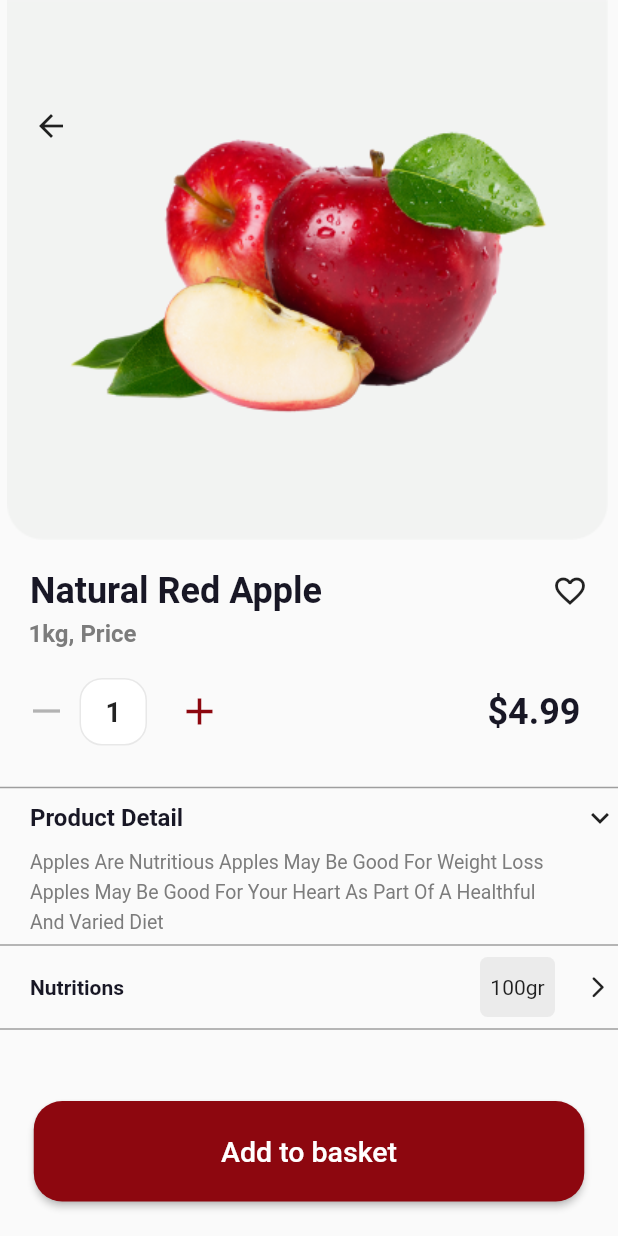
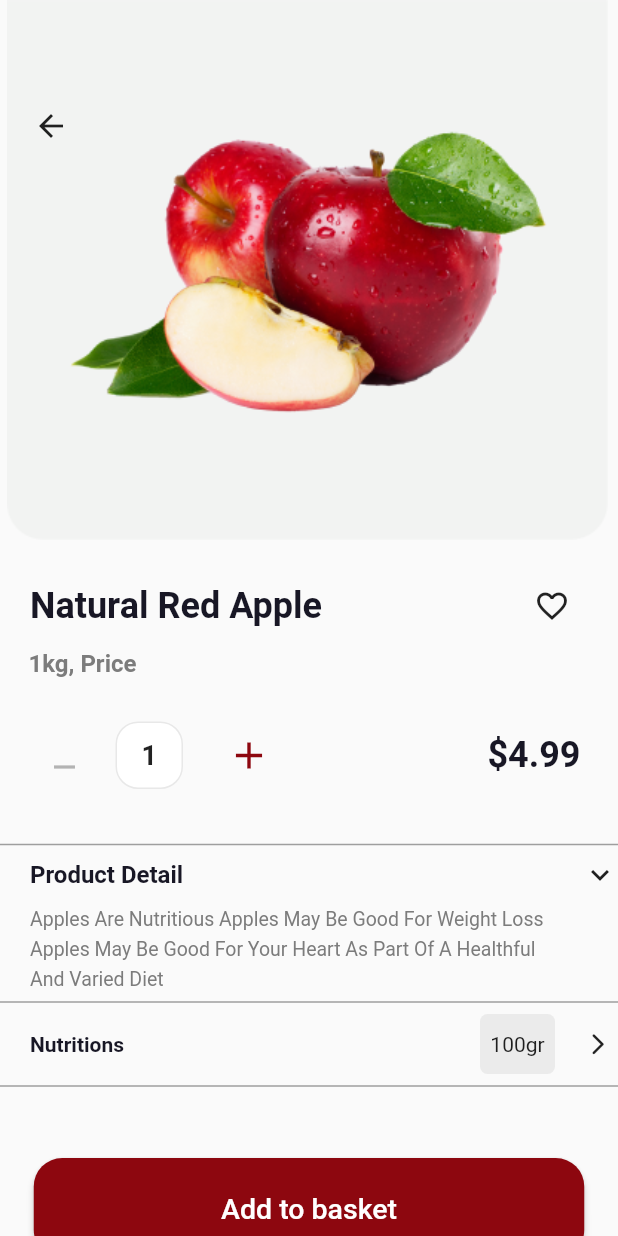
Before and after one commit to OmarAmeer96/Groceries-App, a Flutter app: the CustomProductDetail screen opened directly, on a phone screen of 412 x 824 dp. Run offline on Flutter 3.47's test engine with Material 2 defaults, Android fonts, the phone set to English and light mode, and no system bars; our stand-ins replace bloc, firebase_auth, firebase_core, google_nav_bar; missing offline and left inert: intro_screen_onboarding_flutter; accounts and stored records are empty; Roboto replaces fonts that are missing (Gilroy-Reular).

Commit message:
Commit 17 - mohamed (added favourite red and plus and minus container remove cubit files)

```diff
--- a/lib/widgets/customproductdetailscreen.dart
+++ b/lib/widgets/customproductdetailscreen.dart
@@ -32,6 +32,23 @@ class CustomProductDetail extends StatefulWidget {
 }
 
 class _CustomProductDetailState extends State<CustomProductDetail> {
+  bool isFavorite = false;
+  int quantity = 1;
+  void increaseQuantity() {
+    setState(() {
+      quantity++;
+    });
+  }
+
+  // Function to handle decreasing quantity
+  void decreaseQuantity() {
+    if (quantity > 1) {
+      setState(() {
+        quantity--;
+      });
+    }
+  }
+
   @override
   Widget build(BuildContext context) {
     return Scaffold(
@@ -71,19 +88,29 @@ class _CustomProductDetailState extends State<CustomProductDetail> {
                   )
                 ],
               ),
-              const Padding(
-                padding: EdgeInsets.only(left: 20, top: 20, right: 20),
+              Padding(
+                padding: const EdgeInsets.only(left: 20, top: 20, right: 20),
                 child: Row(
                   children: [
-                    Text(
+                    const Text(
                       "Natural Red Apple",
                       style: TextStyle(
                           fontSize: 24,
                           color: Color(0xff181725),
                           fontWeight: FontWeight.bold),
                     ),
-                    Spacer(),
-                    Icon(Icons.favorite_border),
+                    const Spacer(),
+                    IconButton(
+                      icon: Icon(
+                        isFavorite ? Icons.favorite : Icons.favorite_border,
+                        color: isFavorite ? Colors.red : null,
+                      ),
+                      onPressed: () {
+                        setState(() {
+                          isFavorite = !isFavorite;
+                        });
+                      },
+                    ),
                   ],
                 ),
               ),
@@ -104,11 +131,15 @@ class _CustomProductDetailState extends State<CustomProductDetail> {
               Padding(
                 padding: const EdgeInsets.only(left: 19),
                 child: Row(children: [
-                  const Padding(
-                    padding: EdgeInsets.only(top: 15),
-                    child: Icon(
-                      Icons.maximize,
+                  Padding(
+                    padding: const EdgeInsets.only(top: 15),
+                    child: IconButton(
+                      icon: const Icon(
+                        Icons.remove,
                         color: Color(0xffB3B3B3),
+                      ),
+                      onPressed:
+                          decreaseQuantity, // Call the decreaseQuantity function
                     ),
                   ),
                   const SizedBox(width: 10),
@@ -119,18 +150,24 @@ class _CustomProductDetailState extends State<CustomProductDetail> {
                     decoration: BoxDecoration(
                       borderRadius: BorderRadius.circular(15),
                       border: Border.all(color: const Color(0xffe8e8e8)),
-                        color: Colors.white),
-                    child: const Text(
-                      "1",
-                      style:
-                          TextStyle(fontWeight: FontWeight.bold, fontSize: 18),
+                      color: Colors.white,
+                    ),
+                    child: Text(
+                      quantity
+                          .toString(), // Update this line to use the quantity
+                      style: const TextStyle(
+                          fontWeight: FontWeight.bold, fontSize: 18),
                     ),
                   ),
                   const SizedBox(width: 20),
-                  const Icon(
+                  IconButton(
+                    icon: const Icon(
                       Icons.add,
                       color: Color(0xFF8D070F),
                       size: 30,
+                    ),
+                    onPressed:
+                        increaseQuantity, // Call the increaseQuantity function
                   ),
                   const Spacer(),
                   const Padding(
```
Also changed, not shown: pubspec.lock. Lines whose indentation alone changed are shown as unchanged.
